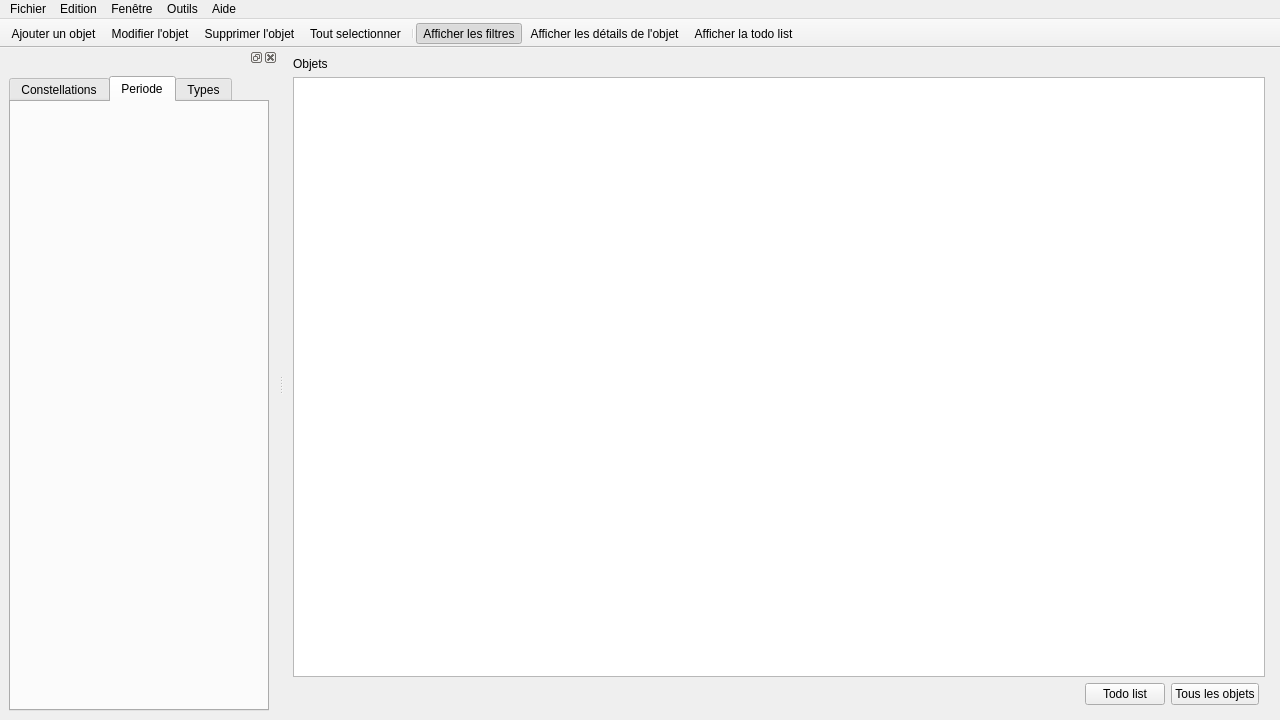
Paracetamol56/Observeur2, file src/mainwindow.ui: the form before one commit.
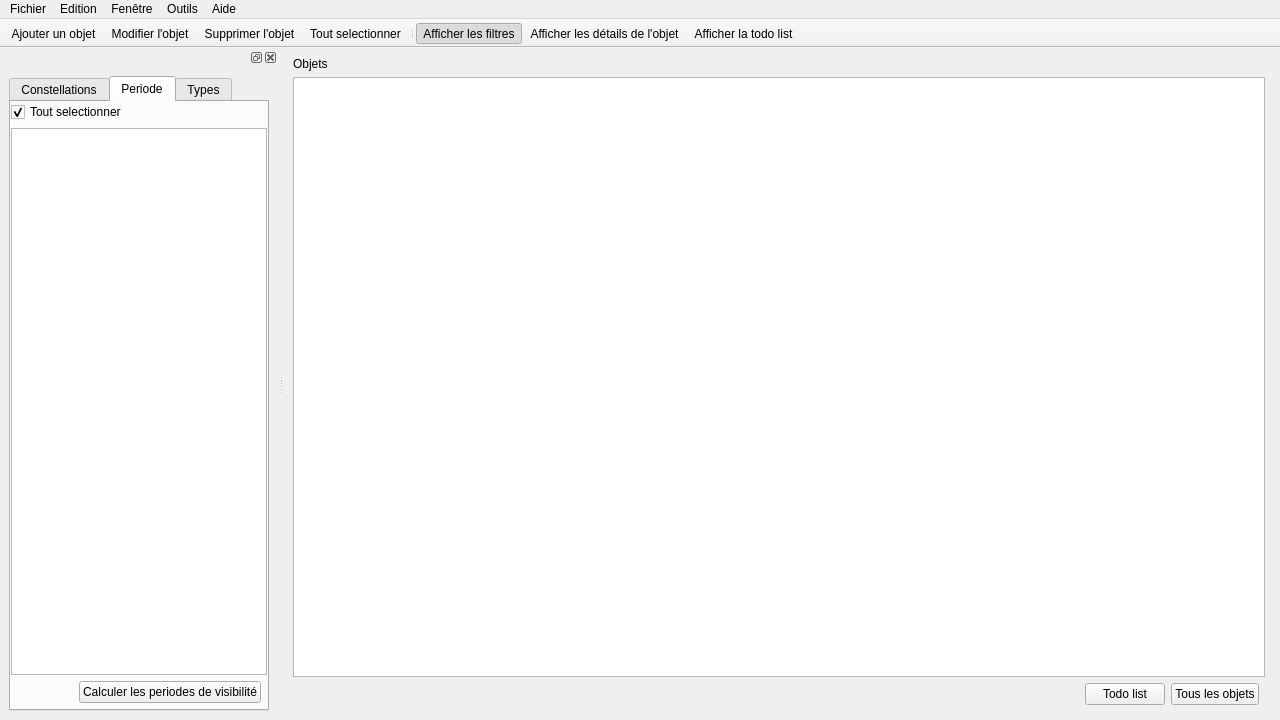
The form after the commit. The open tabs and pages were chosen to show the change. Icons and pictures are not drawn.

Commit message: Periode list ui

Diff of the .ui file:
```diff
--- a/src/mainwindow.ui
+++ b/src/mainwindow.ui
@@ -24,7 +24,7 @@
      <verstretch>1</verstretch>
     </sizepolicy>
    </property>
-   <layout class="QHBoxLayout" name="horizontalLayout_2">
+   <layout class="QVBoxLayout" name="verticalLayout_4">
     <item>
      <layout class="QVBoxLayout" name="verticalLayout_3">
       <property name="leftMargin">
@@ -329,6 +329,73 @@
         <attribute name="title">
          <string>Periode</string>
         </attribute>
+        <layout class="QVBoxLayout" name="verticalLayout_5">
+         <property name="leftMargin">
+          <number>0</number>
+         </property>
+         <property name="topMargin">
+          <number>0</number>
+         </property>
+         <property name="rightMargin">
+          <number>0</number>
+         </property>
+         <property name="bottomMargin">
+          <number>0</number>
+         </property>
+         <item>
+          <widget class="QCheckBox" name="AllConstallationCheckBox">
+           <property name="text">
+            <string>Tout selectionner</string>
+           </property>
+           <property name="checked">
+            <bool>true</bool>
+           </property>
+          </widget>
+         </item>
+         <item>
+          <widget class="QListWidget" name="PeriodeListWidget"/>
+         </item>
+         <item>
+          <layout class="QHBoxLayout" name="horizontalLayout_2">
+           <property name="leftMargin">
+            <number>6</number>
+           </property>
+           <property name="topMargin">
+            <number>0</number>
+           </property>
+           <property name="rightMargin">
+            <number>6</number>
+           </property>
+           <property name="bottomMargin">
+            <number>6</number>
+           </property>
+           <item>
+            <spacer name="horizontalSpacer_4">
+             <property name="orientation">
+              <enum>Qt::Horizontal</enum>
+             </property>
+             <property name="sizeHint" stdset="0">
+              <size>
+               <width>40</width>
+               <height>20</height>
+              </size>
+             </property>
+            </spacer>
+           </item>
+           <item>
+            <widget class="QPushButton" name="UpdatePeriodeButton">
+             <property name="text">
+              <string>Calculer les periodes de visibilité</string>
+             </property>
+             <property name="icon">
+              <iconset resource="images.qrc">
+               <normaloff>:/res/icons/icons8-event-96.png</normaloff>:/res/icons/icons8-event-96.png</iconset>
+             </property>
+            </widget>
+           </item>
+          </layout>
+         </item>
+        </layout>
        </widget>
        <widget class="QWidget" name="Types">
         <attribute name="icon">
```
Left out of the diff: 62 changed lines with no effect on the pictures. The commit also changes 4 other files.
